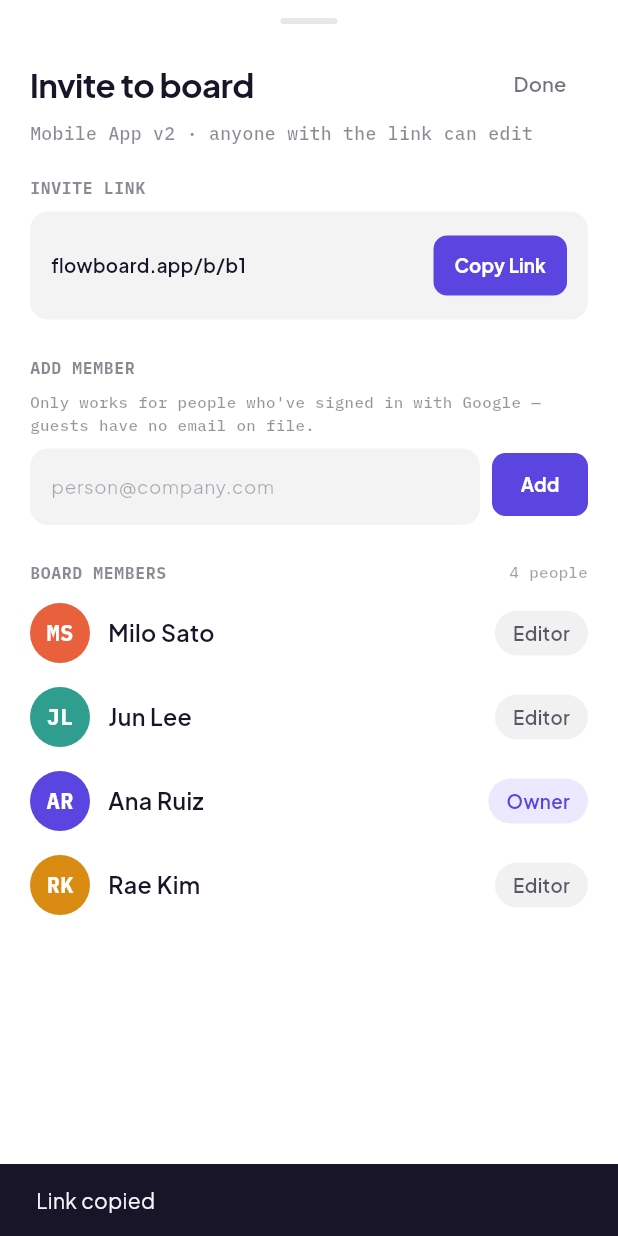
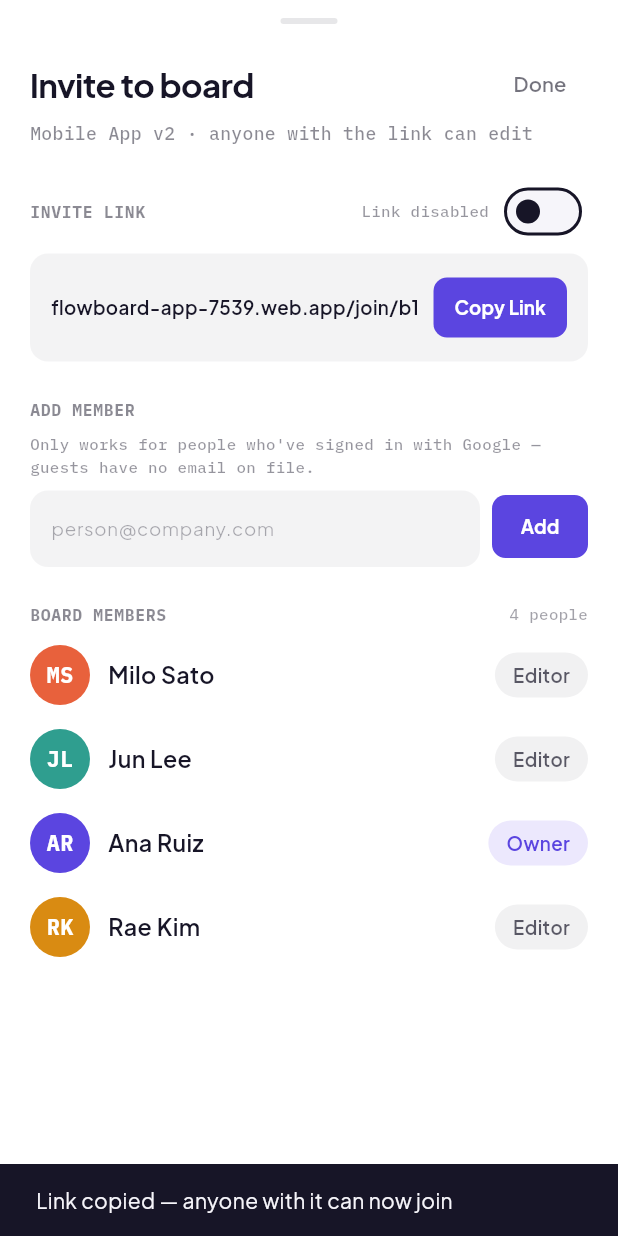
Before and after one commit to BelalSaqer/FlowBoard, a Flutter app: the InviteSheet widget shown alone on an empty page, opened directly with sample values from the repository, after a tap on "Copy Link", on a phone screen of 412 x 824 dp. Run offline on Flutter 3.47's test engine with Material 3 defaults, Android fonts, the phone set to English and light mode, and no system bars; our stand-ins replace cloud_firestore, firebase_auth, firebase_core, flutter_riverpod, google_fonts, shared_preferences; accounts and stored records are empty.

Commit message:
Add real invite links — anyone with the link can join a board
The invite link was cosmetic: a fake URL with a copy button, no join
mechanism behind it. Now it's real:

- Boards get a `linkJoinEnabled` toggle (Invite sheet), off by default.
- Firestore rules let a non-member read a board and add *only
  themselves* as editor while that toggle is on — validated narrowly
  (own uid only, editor role only, no other field may change in the
  same write) so a malicious client can't use it to self-promote to
  owner, add arbitrary other uids, or tamper with unrelated fields.
  Verified against all of those directly via the REST API.
- Opening `https://flowboard-app-7539.web.app/join/{boardId}` (path
  URLs via usePathUrlStrategy, conditionally imported so `flutter test`
  on the VM target still compiles) captures the board id as the very
  first thing in main(), before Flutter's own web navigation
  integration gets a chance to normalize the address bar back to "/"
  and lose it. Once signed in, the app joins that board and navigates
  straight to it using an app-level navigatorKey/scaffoldMessengerKey
  rather than a widget's BuildContext, since the join is a network
  round-trip that can outlive whichever Element happened to schedule it.

Also fixes boardFromDoc crashing on a document missing `color` —
defaults it instead of an unchecked cast, matching how other optional
fields already degrade.

```diff
--- a/lib/data/firestore_mappers.dart
+++ b/lib/data/firestore_mappers.dart
@@ -32,7 +32,7 @@ Board boardFromDoc(DocumentSnapshot<Map<String, dynamic>> doc) {
   return Board(
     id: doc.id,
     name: data['name'] as String,
-    color: Color(data['color'] as int),
+    color: Color(data['color'] as int? ?? 0xFF6C5CE7),
     members: members,
     updatedAt: (data['updatedAt'] as Timestamp?)?.toDate() ?? DateTime.now(),
     // Seeded boards predate the ownerId field; fall back to the first
@@ -42,6 +42,7 @@ Board boardFromDoc(DocumentSnapshot<Map<String, dynamic>> doc) {
       for (final entry in (data['roles'] as Map<String, dynamic>? ?? {}).entries)
         entry.key: entry.value as String,
     },
+    linkJoinEnabled: data['linkJoinEnabled'] as bool? ?? false,
   );
 }
 
--- a/lib/models/board.dart
+++ b/lib/models/board.dart
@@ -9,6 +9,7 @@ class Board {
   final DateTime updatedAt;
   final String ownerId;
   final Map<String, String> roles;
+  final bool linkJoinEnabled;
 
   const Board({
     required this.id,
@@ -18,6 +19,7 @@ class Board {
     required this.updatedAt,
     required this.ownerId,
     this.roles = const {},
+    this.linkJoinEnabled = false,
   });
 
   /// 'owner', 'editor', or 'viewer'. The owner always resolves to 'owner'
--- a/lib/providers/boards_provider.dart
+++ b/lib/providers/boards_provider.dart
@@ -170,6 +170,52 @@ class BoardsNotifier extends StateNotifier<List<Board>> {
     });
   }
 
+  /// Toggles whether the board's invite link actually admits new members.
+  /// While enabled, security rules let any signed-in holder of the link
+  /// both read the board and add themselves as an editor — the same
+  /// "anyone with the link can join" model as Slack/Notion share links.
+  Future<void> setLinkJoinEnabled(String boardId, bool enabled) async {
+    await db.collection('boards').doc(boardId).update({
+      'linkJoinEnabled': enabled,
+      'updatedAt': FieldValue.serverTimestamp(),
+    });
+  }
+
+  /// Called when the app opens with a `/join/{boardId}` link. Adds the
+  /// current user to the board if its link-join toggle is on; a no-op if
+  /// they're already a member. Throws if the board doesn't exist or the
+  /// link has been turned off, so the caller can show a clear error.
+  Future<Board> joinBoardByLink(String boardId, Member me) async {
+    final ref = db.collection('boards').doc(boardId);
+    final snap = await ref.get();
+    if (!snap.exists) {
+      throw StateError('This invite link is no longer valid.');
+    }
+    final board = boardFromDoc(snap);
+    if (board.members.any((m) => m.id == me.id)) {
+      return board;
+    }
+    if (!board.linkJoinEnabled) {
+      throw StateError('This invite link has been turned off by the board owner.');
+    }
+    await ref.update({
+      'members': FieldValue.arrayUnion([memberToMap(me)]),
+      'memberIds': FieldValue.arrayUnion([me.id]),
+      'roles.${me.id}': 'editor',
+      'updatedAt': FieldValue.serverTimestamp(),
+    });
+    return Board(
+      id: board.id,
+      name: board.name,
+      color: board.color,
+      members: [...board.members, me],
+      updatedAt: DateTime.now(),
+      ownerId: board.ownerId,
+      roles: {...board.roles, me.id: 'editor'},
+      linkJoinEnabled: board.linkJoinEnabled,
+    );
+  }
+
   /// Permanently deletes a board along with its tasks. Firestore doesn't
   /// cascade-delete subcollections, so tasks are fetched and removed
   /// explicitly first. Presence docs are left alone — security rules
--- /dev/null
+++ b/lib/services/url_strategy.dart
@@ -0,0 +1 @@
+export 'url_strategy_stub.dart' if (dart.library.html) 'url_strategy_web.dart';
--- /dev/null
+++ b/lib/services/url_strategy_stub.dart
@@ -0,0 +1,3 @@
+/// No-op on non-web platforms (and the VM target `flutter test` runs on,
+/// which can't compile the web-only `flutter_web_plugins` import at all).
+void configureUrlStrategy() {}
--- a/lib/widgets/invite_sheet.dart
+++ b/lib/widgets/invite_sheet.dart
@@ -10,11 +10,11 @@ import '../theme/app_metrics.dart';
 import '../theme/app_text_styles.dart';
 import 'member_role_row.dart';
 
-/// Shareable board link + member list, plus real add-by-email. The link
-/// scheme (flowboard.app/b/{boardId}) is still a placeholder — it isn't a
-/// real deep link yet since there's no invite/join backend — but adding
-/// an existing account by email is real: it looks the person up by their
-/// stored `users/{uid}.email` and adds them to the board's member list.
+/// Shareable board link + member list + add-by-email, all real. The
+/// invite link only actually admits new members while `linkJoinEnabled`
+/// is on; opening it takes anyone signed in straight to this board via
+/// `BoardsNotifier.joinBoardByLink` (wired up in main.dart's initial
+/// route parsing).
 class InviteSheet extends ConsumerStatefulWidget {
   final Board board;
   const InviteSheet({super.key, required this.board});
@@ -29,7 +29,7 @@ class _InviteSheetState extends ConsumerState<InviteSheet> {
   String? _error;
   String? _success;
 
-  String get _link => 'flowboard.app/b/${widget.board.id}';
+  String _link(Board board) => 'flowboard-app-7539.web.app/join/${board.id}';
 
   @override
   void dispose() {
@@ -122,8 +122,24 @@ class _InviteSheetState extends ConsumerState<InviteSheet> {
                 style: AppTextStyles.metaMedium(color: theme.colorScheme.onSurface.withValues(alpha: 0.5)),
               ),
               const SizedBox(height: 20),
-              Text('INVITE LINK', style: AppTextStyles.meta(color: theme.colorScheme.onSurface.withValues(alpha: 0.5)).copyWith(fontWeight: FontWeight.w700, letterSpacing: 0.4)),
-              const SizedBox(height: 8),
+              Row(
+                children: [
+                  Expanded(
+                    child: Text('INVITE LINK', style: AppTextStyles.meta(color: theme.colorScheme.onSurface.withValues(alpha: 0.5)).copyWith(fontWeight: FontWeight.w700, letterSpacing: 0.4)),
+                  ),
+                  Text(
+                    board.linkJoinEnabled ? 'Anyone with link can join' : 'Link disabled',
+                    style: AppTextStyles.metaSmall(color: theme.colorScheme.onSurface.withValues(alpha: 0.45)),
+                  ),
+                  const SizedBox(width: 6),
+                  Switch(
+                    value: board.linkJoinEnabled,
+                    activeTrackColor: AppColors.primary,
+                    onChanged: (v) => ref.read(boardsProvider.notifier).setLinkJoinEnabled(board.id, v),
+                  ),
+                ],
+              ),
+              const SizedBox(height: 4),
               Container(
                 padding: const EdgeInsets.symmetric(horizontal: 14, vertical: 12),
                 decoration: BoxDecoration(
@@ -134,7 +150,7 @@ class _InviteSheetState extends ConsumerState<InviteSheet> {
                   children: [
                     Expanded(
                       child: Text(
-                        _link,
+                        _link(board),
                         overflow: TextOverflow.ellipsis,
                         style: AppTextStyles.bodySmall(color: theme.colorScheme.onSurface).copyWith(fontWeight: FontWeight.w600),
                       ),
@@ -142,10 +158,13 @@ class _InviteSheetState extends ConsumerState<InviteSheet> {
                     const SizedBox(width: 8),
                     FilledButton(
                       onPressed: () async {
-                        await Clipboard.setData(ClipboardData(text: 'https://$_link'));
+                        if (!board.linkJoinEnabled) {
+                          await ref.read(boardsProvider.notifier).setLinkJoinEnabled(board.id, true);
+                        }
+                        await Clipboard.setData(ClipboardData(text: 'https://${_link(board)}'));
                         if (context.mounted) {
                           ScaffoldMessenger.of(context).showSnackBar(
-                            const SnackBar(content: Text('Link copied')),
+                            const SnackBar(content: Text('Link copied — anyone with it can now join')),
                           );
                         }
                       },
--- a/pubspec.yaml
+++ b/pubspec.yaml
@@ -29,6 +29,8 @@ environment:
 # versions available, run `flutter pub outdated`.
 dependencies:
   flutter:
+    sdk: flutter
+  flutter_web_plugins:
     sdk: flutter
 
   # The following adds the Cupertino Icons font to your application.
```
Also changed, not shown: lib/main.dart (+7 -0 lines), lib/screens/auth_gate.dart (+24 -1 lines), lib/services/deep_link.dart (added, +41 -0 lines), lib/services/url_strategy_web.dart (added, +7 -0 lines), pubspec.lock, 2 other files.
